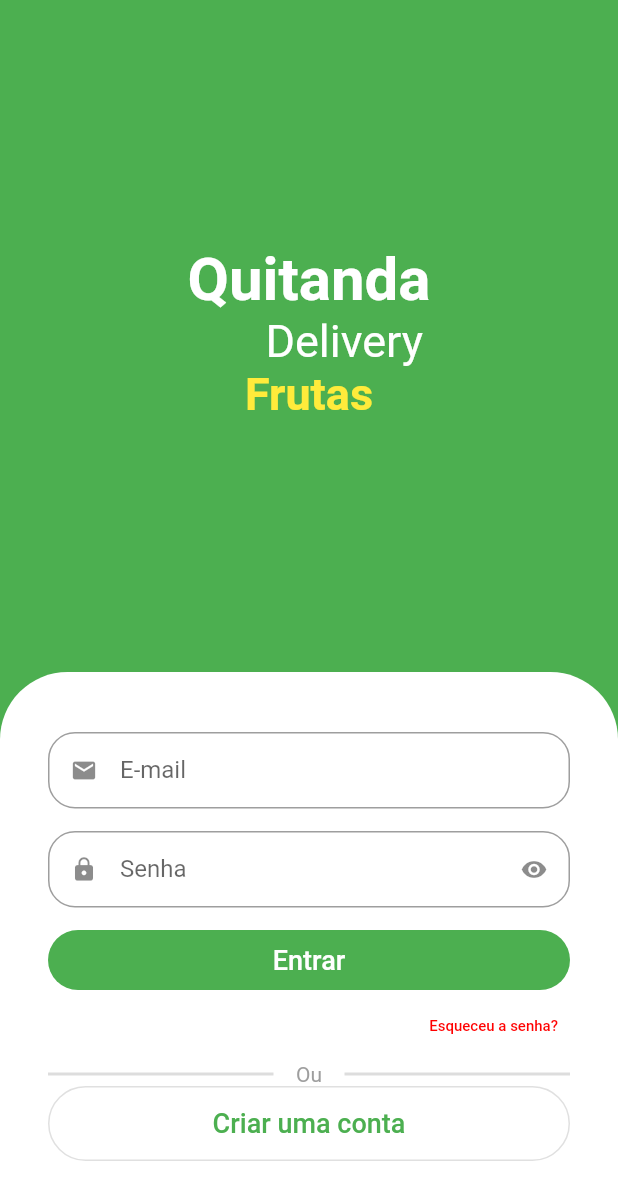
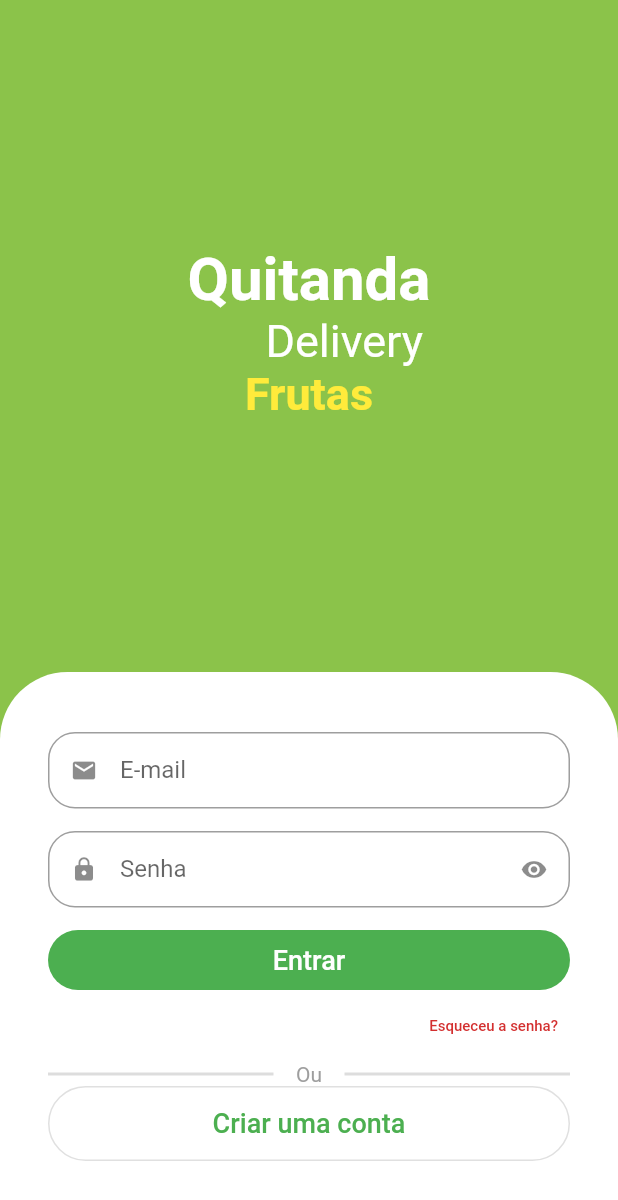
Before and after one commit to DiegoPorfirio01/flutter-app, a Flutter app: the screen it shows after launch, on a phone screen of 412 x 824 dp. Shown: the top 1200 px of the screen. Run offline on Flutter 3.47's test engine with Material 2 defaults, Android fonts, the phone set to English and light mode, and no system bars; drawn by our look-alikes of animated_text_kit.

Commit message:
feat(colors-scroll) costumized colors and scroll

```diff
--- a/quitanda/lib/src/auth/sign_in_screen.dart
+++ b/quitanda/lib/src/auth/sign_in_screen.dart
@@ -1,15 +1,22 @@
 import 'package:animated_text_kit/animated_text_kit.dart';
 import 'package:flutter/material.dart';
 import 'package:quitanda/src/auth/components/custom_text_field.dart';
+import 'package:quitanda/src/config/custom_colors.dart';
 
 class SignInScreen extends StatelessWidget {
   const SignInScreen({super.key});
 
   @override
   Widget build(BuildContext context) {
+    final size = MediaQuery.of(context).size;
+
     return Scaffold(
-      backgroundColor: Colors.green,
-      body: Column(
+      backgroundColor: CustomColors.customSwatchColor,
+      body: SingleChildScrollView(
+        child: SizedBox(
+          height: size.height,
+          width: size.width,
+          child: Column(
             children: [
               Expanded(
                 child: Column(
@@ -33,7 +40,7 @@ class SignInScreen extends StatelessWidget {
                     SizedBox(
                       height: 40,
                       child: DefaultTextStyle(
-                    style: TextStyle(
+                        style: const TextStyle(
                           fontSize: 30,
                           color: Colors.yellow,
                           fontWeight: FontWeight.bold,
@@ -55,7 +62,8 @@ class SignInScreen extends StatelessWidget {
                 ),
               ),
               Container(
-            padding: const EdgeInsets.symmetric(horizontal: 32, vertical: 40),
+                padding:
+                    const EdgeInsets.symmetric(horizontal: 32, vertical: 40),
                 decoration: const BoxDecoration(
                   color: Colors.white,
                   borderRadius: BorderRadius.vertical(
@@ -91,11 +99,11 @@ class SignInScreen extends StatelessWidget {
                       alignment: Alignment.centerRight,
                       child: TextButton(
                         onPressed: () {},
-                    child: const Text(
+                        child: Text(
                           'Esqueceu a senha?',
                           style: TextStyle(
                               fontSize: 10,
-                          color: const Color.fromARGB(255, 255, 0, 0)),
+                              color: CustomColors.customContrastColor),
                         ),
                       ),
                     ),
@@ -143,6 +151,8 @@ class SignInScreen extends StatelessWidget {
               ),
             ],
           ),
+        ),
+      ),
     );
   }
 }
--- /dev/null
+++ b/quitanda/lib/src/config/custom_colors.dart
@@ -0,0 +1,22 @@
+import 'package:flutter/material.dart';
+
+Map<int, Color> _swatchOpacity = {
+  50: const Color.fromRGBO(139, 195, 74, .1),
+  100: const Color.fromRGBO(139, 195, 74, .2),
+  200: const Color.fromRGBO(139, 195, 74, .3),
+  300: const Color.fromRGBO(139, 195, 74, .4),
+  400: const Color.fromRGBO(139, 195, 74, .5),
+  500: const Color.fromRGBO(139, 195, 74, .6),
+  600: const Color.fromRGBO(139, 195, 74, .7),
+  700: const Color.fromRGBO(139, 195, 74, .8),
+  800: const Color.fromRGBO(139, 195, 74, .9),
+  900: const Color.fromRGBO(139, 195, 74, 1),
+};
+
+abstract class CustomColors {
+  static Color customContrastColor = Colors.red.shade700;
+
+  static MaterialColor customSwatchColor = MaterialColor(
+    0xFF8BC34A, _swatchOpacity,
+  );
+}
```
Lines whose indentation alone changed are shown as unchanged.
